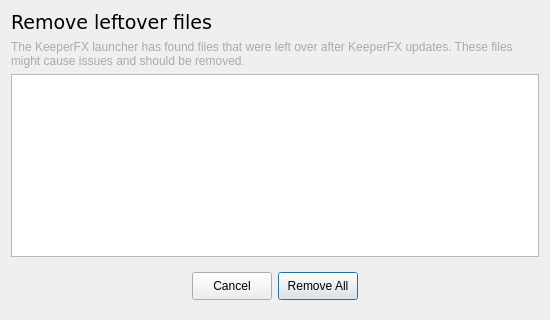
Qt form ui/fileremoverdialog.ui (yani/keeperfx-launcher-qt) before a commit.
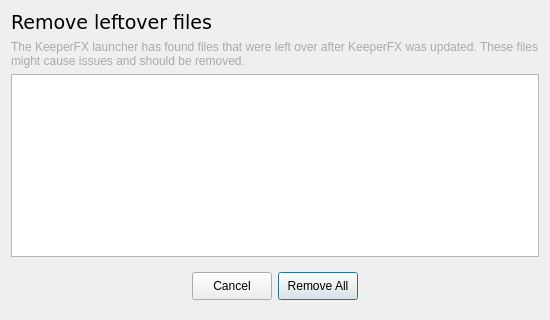
The same form after that commit. Icons and pictures are not drawn.

Commit message: improve file removal dialog text

Diff of the .ui file:
```diff
--- a/ui/fileremoverdialog.ui
+++ b/ui/fileremoverdialog.ui
@@ -63,7 +63,7 @@
 }</string>
      </property>
      <property name="text">
-      <string comment="Information Label">The KeeperFX launcher has found files that were left over after KeeperFX updates. These files might cause issues and should be removed.</string>
+      <string comment="Information Label">The KeeperFX launcher has found files that were left over after KeeperFX was updated. These files might cause issues and should be removed.</string>
      </property>
      <property name="alignment">
       <set>Qt::AlignmentFlag::AlignLeading|Qt::AlignmentFlag::AlignLeft|Qt::AlignmentFlag::AlignTop</set>
```
The commit also changes 1 other file.
